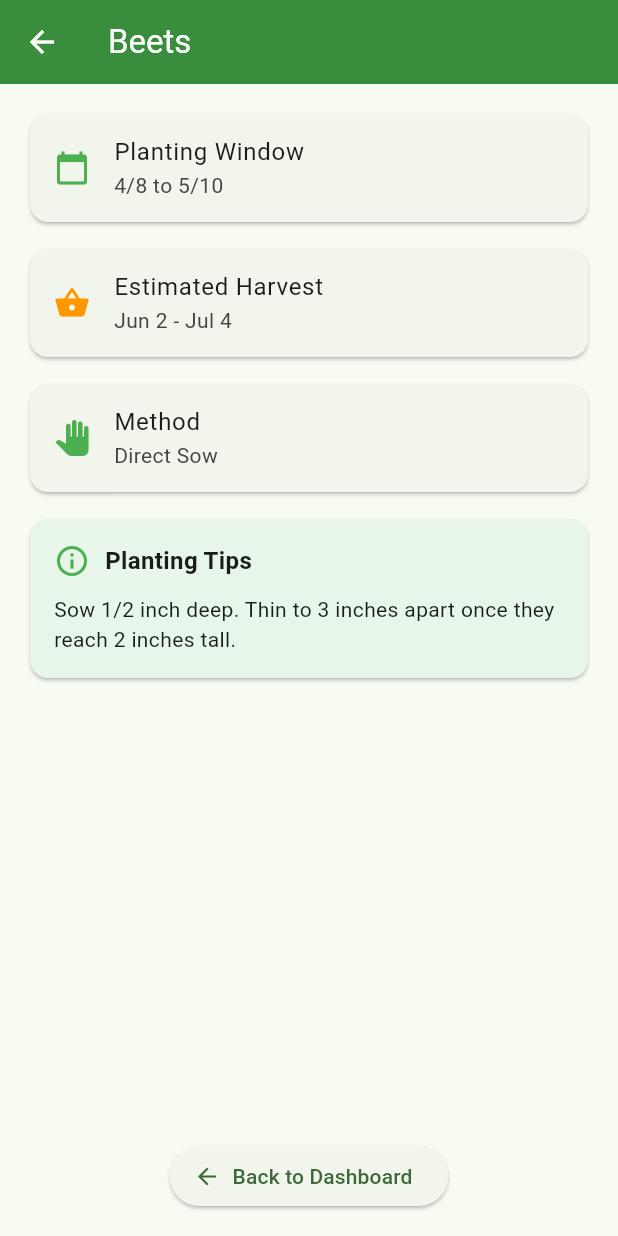
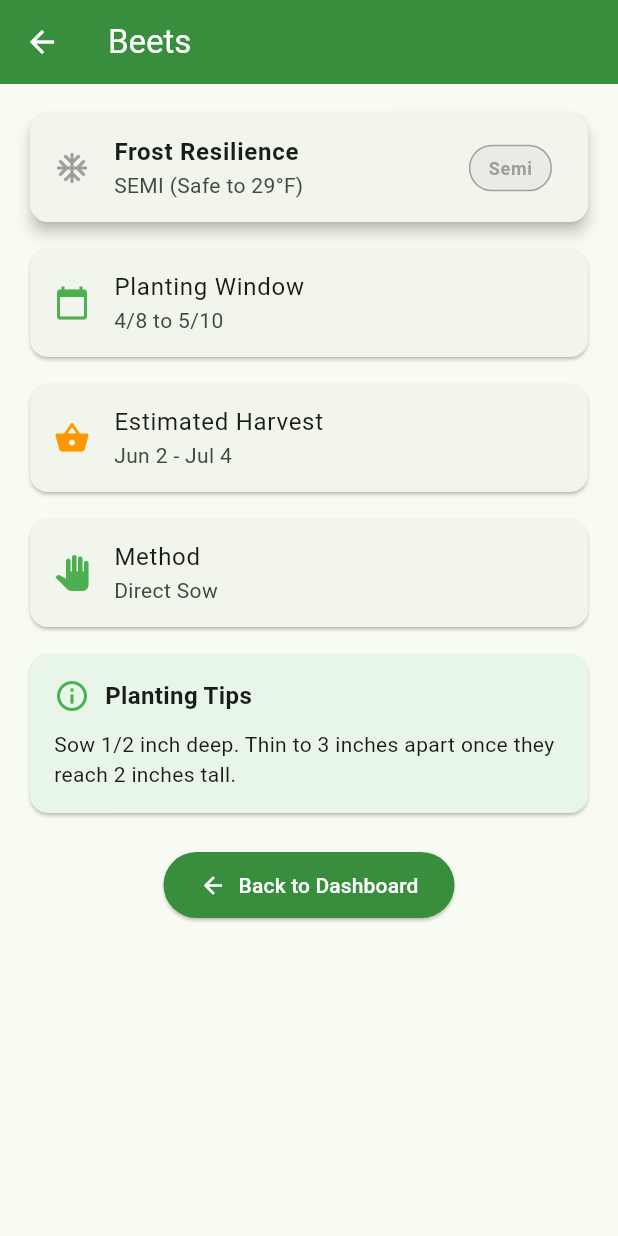
Before and after one commit to brandonifco/farming_app, a Flutter app: the FullCalendarView screen opened directly, after a tap on "Beets", on a phone screen of 412 x 824 dp. Run offline on Flutter 3.47's test engine with Material 3 defaults, Android fonts, the phone set to English and light mode, and no system bars; our stand-ins replace geocoding, geolocator, shared_preferences; accounts and stored records are empty; network calls fail.

Commit message:
added hardiness and criticalTemp to crops.json, added logic and function to allow user to select from the crops list to filter what is displayed in the planting dashboard.

```diff
--- a/lib/models/crop.dart
+++ b/lib/models/crop.dart
@@ -1,11 +1,14 @@
 class Crop {
   final String name;
+  final String hardiness; // Add this
+  final int criticalTemp;      // Add this
   final String pivot; // 'spring' or 'fall'
   final int relativeStart; // days relative to pivot
   final int relativeEnd; // days relative to pivot
   final int daysToHarvest; // New Field
   final String method;
   final String notes;
+  bool isSelected = false; // Add this line
 
   // These will be calculated on the fly
   DateTime? start;
@@ -15,6 +18,8 @@ class Crop {
 
   Crop({
     required this.name,
+    required this.hardiness,
+    required this.criticalTemp,
     required this.pivot,
     required this.relativeStart,
     required this.relativeEnd,
@@ -26,7 +31,10 @@ class Crop {
   factory Crop.fromJson(Map<String, dynamic> json) {
     return Crop(
       name: json['name'],
-      pivot: json['pivot'],
+      hardiness: json['hardiness'] ?? 'Unknown',
+      criticalTemp: json['criticalTemp'] is int
+        ? json['criticalTemp']
+        : int.tryParse(json['criticalTemp'].toString()) ?? 32,      pivot: json['pivot'],
       relativeStart: json['relativeStart'],
       relativeEnd: json['relativeEnd'],
       daysToHarvest: json['daysToHarvest'],
--- a/lib/services/planting_service.dart
+++ b/lib/services/planting_service.dart
@@ -1,12 +1,12 @@
 import 'config_service.dart';
 import 'dart:convert';
 import 'package:flutter/services.dart';
+import 'package:shared_preferences/shared_preferences.dart'; // Added for persistence
 import '../models/crop.dart';
 
 class PlantingService {
-  // New helper to fetch the specific frost dates from your config
+  // Helper to fetch the specific frost dates from your config
   Future<Map<String, DateTime>> _getFrostDates() async {
-    // Switch from rootBundle to our new ConfigService
     final config = await ConfigService().loadConfig();
 
     return {
@@ -23,10 +23,18 @@ class PlantingService {
     final String response = await rootBundle.loadString('assets/crops.json');
     final List<dynamic> data = json.decode(response);
 
-    // 3. Map to objects and calculate their specific dates
+    // 3. Get the persistent selections from disk
+    final prefs = await SharedPreferences.getInstance();
+    final List<String> selectedNames = prefs.getStringList('selected_crops') ?? [];
+
+    // 4. Map to objects, calculate dates, and set selection state
     return data.map((json) {
       final crop = Crop.fromJson(json);
       crop.calculateDates(frostDates['spring']!, frostDates['fall']!);
+
+      // Set the selection state based on what's saved in preferences
+      crop.isSelected = selectedNames.contains(crop.name);
+
       return crop;
     }).toList();
   }
@@ -37,9 +45,12 @@ class PlantingService {
       if (crop.start == null || crop.end == null) return false;
 
       // Check if current date falls within the calculated window
-      return (date.isAfter(crop.start!) ||
+      bool isWindowActive = (date.isAfter(crop.start!) ||
               date.isAtSameMomentAs(crop.start!)) &&
           (date.isBefore(crop.end!) || date.isAtSameMomentAs(crop.end!));
+
+      // ONLY return crops that are in the window AND selected by the user
+      return isWindowActive && crop.isSelected;
     }).toList();
   }
 
--- a/lib/views/crop_detail_view.dart
+++ b/lib/views/crop_detail_view.dart
@@ -6,6 +6,18 @@ class CropDetailView extends StatelessWidget {
   final Crop crop;
 
   const CropDetailView({super.key, required this.crop});
+
+  // Helper to determine the color of the hardiness badge
+  Color _getHardinessColor(String hardiness) {
+    switch (hardiness.toLowerCase()) {
+      case 'very tender': return Colors.red[700]!;
+      case 'tender': return Colors.orange[700]!;
+      case 'half-hardy': return Colors.blue[600]!;
+      case 'hardy': return Colors.green[700]!;
+      case 'extremely hardy': return Colors.purple[700]!;
+      default: return Colors.grey;
+    }
+  }
 
   @override
   Widget build(BuildContext context) {
@@ -19,11 +31,34 @@ class CropDetailView extends StatelessWidget {
         backgroundColor: Colors.green[700],
         foregroundColor: Colors.white,
       ),
-      body: Padding(
+      body: SingleChildScrollView( // Changed to ScrollView to avoid overflow
         padding: const EdgeInsets.all(16.0),
         child: Column(
           crossAxisAlignment: CrossAxisAlignment.start,
           children: [
+            // NEW CARD: Frost Resilience & Hardiness
+            Card(
+              elevation: 4,
+              shape: RoundedRectangleBorder(borderRadius: BorderRadius.circular(12)),
+              child: ListTile(
+                leading: Icon(Icons.ac_unit, color: _getHardinessColor(crop.hardiness)),
+                title: const Text('Frost Resilience', style: TextStyle(fontWeight: FontWeight.bold)),
+                subtitle: Text('${crop.hardiness.toUpperCase()} (Safe to ${crop.criticalTemp}°F)'),
+                trailing: Container(
+                  padding: const EdgeInsets.symmetric(horizontal: 12, vertical: 6),
+                  decoration: BoxDecoration(
+                    color: _getHardinessColor(crop.hardiness).withOpacity(0.1),
+                    borderRadius: BorderRadius.circular(20),
+                    border: Border.all(color: _getHardinessColor(crop.hardiness)),
+                  ),
+                  child: Text(
+                    crop.hardiness,
+                    style: TextStyle(color: _getHardinessColor(crop.hardiness), fontWeight: FontWeight.bold, fontSize: 12),
+                  ),
+                ),
+              ),
+            ),
+            const SizedBox(height: 10),
             // CARD 1: Planting Window
             Card(
               child: ListTile(
@@ -33,7 +68,7 @@ class CropDetailView extends StatelessWidget {
               ),
             ),
             const SizedBox(height: 10),
-            // CARD 2: Harvest Projection (The new logic)
+            // CARD 2: Harvest Projection
             Card(
               child: ListTile(
                 leading: const Icon(Icons.shopping_basket, color: Colors.orange),
@@ -72,12 +107,17 @@ class CropDetailView extends StatelessWidget {
                 ),
               ),
             ),
-            const Spacer(),
+            const SizedBox(height: 20),
             Center(
               child: ElevatedButton.icon(
                 onPressed: () => Navigator.pop(context),
                 icon: const Icon(Icons.arrow_back),
                 label: const Text('Back to Dashboard'),
+                style: ElevatedButton.styleFrom(
+                  backgroundColor: Colors.green[700],
+                  foregroundColor: Colors.white,
+                  padding: const EdgeInsets.symmetric(horizontal: 24, vertical: 12),
+                ),
               ),
             ),
           ],
--- a/lib/views/full_calendar_view.dart
+++ b/lib/views/full_calendar_view.dart
@@ -1,12 +1,64 @@
 import 'package:flutter/material.dart';
+import 'package:shared_preferences/shared_preferences.dart';
 import '../services/planting_service.dart';
 import '../models/crop.dart';
 import 'crop_detail_view.dart';
 
-class FullCalendarView extends StatelessWidget {
+class FullCalendarView extends StatefulWidget {
   const FullCalendarView({super.key});
 
-  // Helper to pick the color for the status tag
+  @override
+  State<FullCalendarView> createState() => _FullCalendarViewState();
+}
+
+class _FullCalendarViewState extends State<FullCalendarView> {
+  final PlantingService _service = PlantingService();
+  final DateTime _now = DateTime.now();
+  List<Crop> _allCrops = [];
+  bool _isLoading = true;
+
+  @override
+  void initState() {
+    super.initState();
+    _loadCropsAndPreferences();
+  }
+
+  // Load crops and match them against saved preferences
+  Future<void> _loadCropsAndPreferences() async {
+    final crops = await _service.getAllCrops();
+    final prefs = await SharedPreferences.getInstance();
+    final List<String> selectedNames = prefs.getStringList('selected_crops') ?? [];
+
+    for (var crop in crops) {
+      if (selectedNames.contains(crop.name)) {
+        crop.isSelected = true;
+      }
+    }
+
+    setState(() {
+      _allCrops = crops;
+      _isLoading = false;
+    });
+  }
+
+  // Save the selection to disk
+  Future<void> _toggleCropSelection(Crop crop, bool? value) async {
+    setState(() {
+      crop.isSelected = value ?? false;
+    });
+
+    final prefs = await SharedPreferences.getInstance();
+    final List<String> selectedNames = prefs.getStringList('selected_crops') ?? [];
+
+    if (crop.isSelected) {
+      if (!selectedNames.contains(crop.name)) selectedNames.add(crop.name);
+    } else {
+      selectedNames.remove(crop.name);
+    }
+
+    await prefs.setStringList('selected_crops', selectedNames);
+  }
+
   Color _getStatusColor(String status) {
     switch (status) {
       case 'Active': return Colors.green;
@@ -18,43 +70,32 @@ class FullCalendarView extends StatelessWidget {
 
   @override
   Widget build(BuildContext context) {
-    final service = PlantingService();
-    final now = DateTime.now();
-
     return Scaffold(
       appBar: AppBar(
         title: const Text('Full 2026 Season'),
         backgroundColor: Colors.blueGrey[700],
         foregroundColor: Colors.white,
       ),
-      body: FutureBuilder<List<Crop>>(
-        future: service.getAllCrops(),
-        builder: (context, snapshot) {
-          if (snapshot.connectionState == ConnectionState.waiting) {
-            return const Center(child: CircularProgressIndicator());
-          }
-          if (snapshot.hasError) {
-            return Center(child: Text('Error: ${snapshot.error}'));
-          }
-
-          final allCrops = snapshot.data ?? [];
-
-          return ListView.builder(
-            itemCount: allCrops.length,
+      body: _isLoading
+          ? const Center(child: CircularProgressIndicator())
+          : ListView.builder(
+              itemCount: _allCrops.length,
               itemBuilder: (context, index) {
-              final crop = allCrops[index];
-              final status = crop.getStatus(now);
+                final crop = _allCrops[index];
+                final status = crop.getStatus(_now);
 
                 return Card(
                   margin: const EdgeInsets.symmetric(horizontal: 10, vertical: 5),
                   child: ListTile(
+                    leading: Checkbox(
+                      activeColor: Colors.green[700],
+                      value: crop.isSelected,
+                      onChanged: (value) => _toggleCropSelection(crop, value),
+                    ),
                     title: Text(crop.name, style: const TextStyle(fontWeight: FontWeight.bold)),
                     subtitle: Text('Window: ${crop.start!.month}/${crop.start!.day} - ${crop.end!.month}/${crop.end!.day}'),
                     trailing: Chip(
-                    label: Text(
-                      status,
-                      style: const TextStyle(color: Colors.white, fontSize: 12)
-                    ),
+                      label: Text(status, style: const TextStyle(color: Colors.white, fontSize: 12)),
                       backgroundColor: _getStatusColor(status),
                     ),
                     onTap: () {
@@ -66,8 +107,6 @@ class FullCalendarView extends StatelessWidget {
                   ),
                 );
               },
-          );
-        },
             ),
     );
   }
```
Also changed, not shown: assets/crops.json (+104 -0 lines), lib/views/planting_dashboard.dart (+37 -19 lines), 1 other file. Lines whose indentation alone changed are shown as unchanged.
